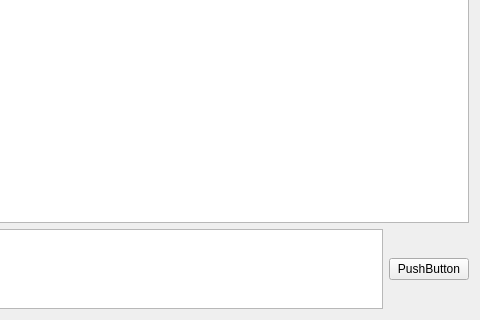
Before: the Qt Designer form ui/chat_window.ui in caiobd/sprite-ai, drawn with Qt 5; both pictures show x 300 to 780 and y 132 to 452 of the 780 by 452 pixel window.
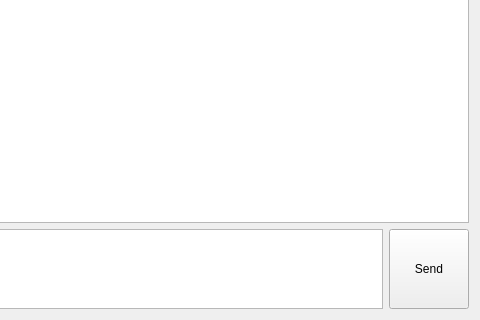
After: the same form once the commit is applied.

Commit message: updated ui text and size policies

Patch:
```diff
--- a/ui/chat_window.ui
+++ b/ui/chat_window.ui
@@ -41,8 +41,14 @@
      </item>
      <item>
       <widget class="QPushButton" name="pb_send">
+       <property name="sizePolicy">
+        <sizepolicy hsizetype="Minimum" vsizetype="Minimum">
+         <horstretch>0</horstretch>
+         <verstretch>0</verstretch>
+        </sizepolicy>
+       </property>
        <property name="text">
-        <string>PushButton</string>
+        <string>Send</string>
        </property>
       </widget>
      </item>
```
Left out of the diff: 2 changed lines with no effect on the pictures. The commit also changes 1 other file.
